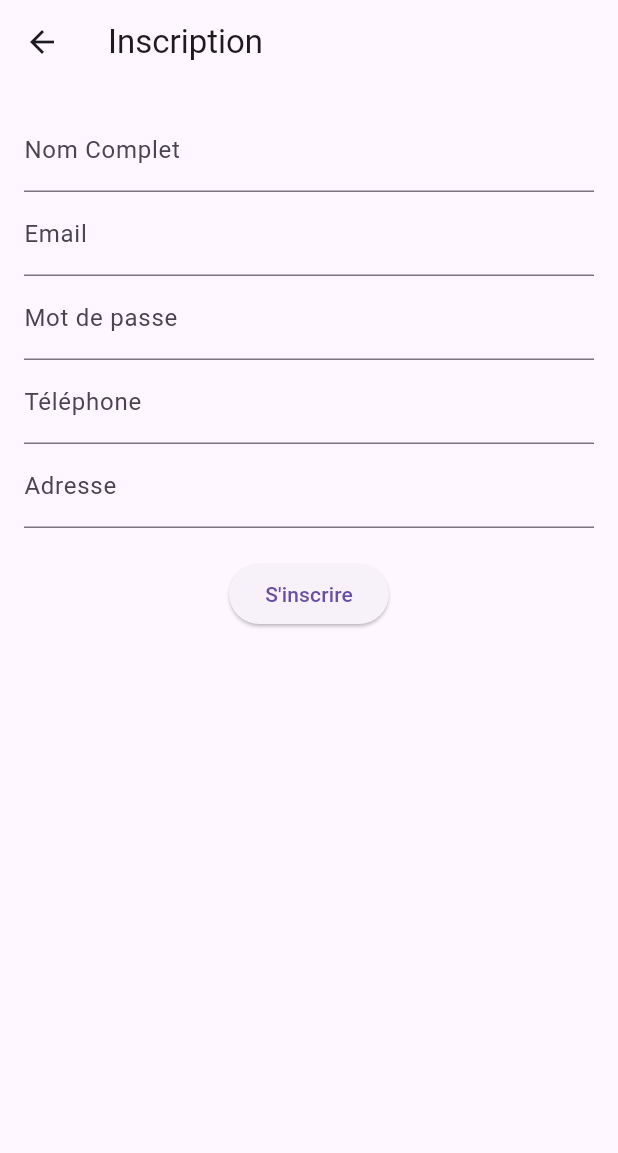
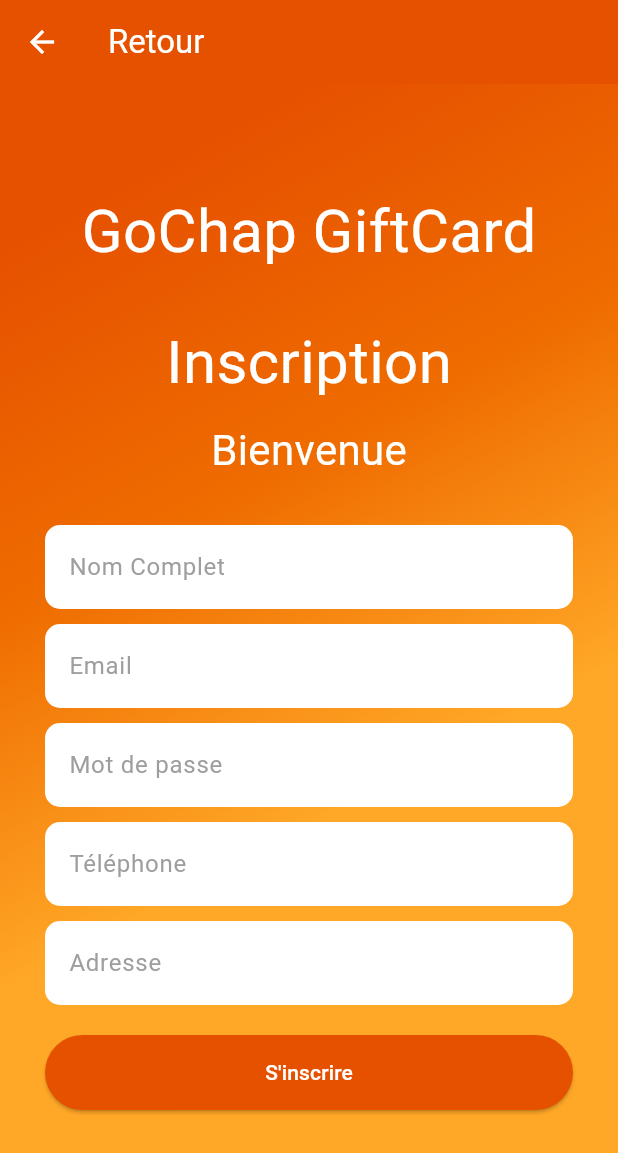
Before and after one commit to Harlequelrah/flutter_giftcard, a Flutter app: the RegistrationPage screen opened directly, on a phone screen of 412 x 824 dp. Shown: the top 1153 px of the screen. Run offline on Flutter 3.47's test engine with Material 3 defaults, Android fonts, the phone set to English and light mode, and no system bars; our stand-ins replace animate_do, shared_preferences; accounts and stored records are empty.

Commit message:
mise à jour de la registrationPage

```diff
--- a/lib/home.dart
+++ b/lib/home.dart
@@ -38,7 +38,7 @@
   Widget build(BuildContext context) {
     return Scaffold(
       appBar: AppBar(
-        title: const Text('Todo List'),
+        title: const Text('GiftCard'),
         centerTitle: true,
         actions: [
           IconButton(
--- a/lib/main.dart
+++ b/lib/main.dart
@@ -81,7 +81,7 @@
                     FadeInUp(
                         duration: const Duration(milliseconds: 1300),
                         child: const Text(
-                          "Ravi de Vous Revoir ",
+                          "Ravi de Vous Revoir",
                           style: TextStyle(color: Colors.white, fontSize: 18),
                         )),
                   ],
--- a/lib/registration_page.dart
+++ b/lib/registration_page.dart
@@ -14,48 +14,124 @@
 
     return Scaffold(
       appBar: AppBar(
-        title: const Text('Inscription'),
+        backgroundColor: Colors.orange[900],
+        title: const Text('Retour', style: TextStyle(color: Colors.white)),
+        leading: IconButton(
+          icon: const Icon(Icons.arrow_back, color: Colors.white),
+          onPressed: () {
+            Navigator.pop(context);
+          },
         ),
-      body: Padding(
-        padding: const EdgeInsets.all(16.0),
+      ),
+      body: Container(
+        width: double.infinity,
+        decoration: BoxDecoration(
+            gradient: LinearGradient(begin: Alignment.topCenter, colors: [
+              Colors.orange.shade900,
+              Colors.orange.shade800,
+              Colors.orange.shade400
+            ])),
+        child: Padding(
+          padding: const EdgeInsets.all(30.0),
           child: Column(
             crossAxisAlignment: CrossAxisAlignment.center,
             children: [
+              const SizedBox(height: 40),
+              const Text(
+                "GoChap GiftCard",
+                style: TextStyle(color: Colors.white, fontSize: 40),
+              ),
+              const SizedBox(height: 30),
+              const Text(
+                "Inscription",
+                style: TextStyle(color: Colors.white, fontSize: 40),
+              ),
+              const SizedBox(height: 10),
+              const Text(
+                "Bienvenue",
+                style: TextStyle(color: Colors.white, fontSize: 28),
+              ),
+              const SizedBox(height: 30),
+              Expanded(
+                child: SingleChildScrollView(
+                  child: Column(
+                    children: [
                       TextField(
                         controller: nomCompletController,
-              decoration: const InputDecoration(
+                        decoration: InputDecoration(
+                          filled: true,
+                          fillColor: Colors.white,
                           labelText: 'Nom Complet',
+                          labelStyle: TextStyle(color: Colors.grey),
+                          border: OutlineInputBorder(
+                            borderRadius: BorderRadius.circular(10),
+                            borderSide: BorderSide.none,
                           ),
                         ),
+                      ),
+                      const SizedBox(height: 10),
                       TextField(
                         controller: emailController,
-              decoration: const InputDecoration(
+                        decoration: InputDecoration(
+                          filled: true,
+                          fillColor: Colors.white,
                           labelText: 'Email',
+                          labelStyle: TextStyle(color: Colors.grey),
+                          border: OutlineInputBorder(
+                            borderRadius: BorderRadius.circular(10),
+                            borderSide: BorderSide.none,
                           ),
                         ),
+                      ),
+                      const SizedBox(height: 10),
                       TextField(
                         controller: passwordController,
                         obscureText: true,
-              decoration: const InputDecoration(
+                        decoration: InputDecoration(
+                          filled: true,
+                          fillColor: Colors.white,
                           labelText: 'Mot de passe',
+                          labelStyle: TextStyle(color: Colors.grey),
+                          border: OutlineInputBorder(
+                            borderRadius: BorderRadius.circular(10),
+                            borderSide: BorderSide.none,
                           ),
                         ),
+                      ),
+                      const SizedBox(height: 10),
                       TextField(
                         controller: telephoneController,
-              decoration: const InputDecoration(
+                        decoration: InputDecoration(
+                          filled: true,
+                          fillColor: Colors.white,
                           labelText: 'Téléphone',
+                          labelStyle: TextStyle(color: Colors.grey),
+                          border: OutlineInputBorder(
+                            borderRadius: BorderRadius.circular(10),
+                            borderSide: BorderSide.none,
                           ),
                         ),
+                      ),
+                      const SizedBox(height: 10),
                       TextField(
                         controller: adresseController,
-              decoration: const InputDecoration(
+                        decoration: InputDecoration(
+                          filled: true,
+                          fillColor: Colors.white,
                           labelText: 'Adresse',
+                          labelStyle: TextStyle(color: Colors.grey),
+                          border: OutlineInputBorder(
+                            borderRadius: BorderRadius.circular(10),
+                            borderSide: BorderSide.none,
+                          ),
                         ),
                       ),
                       const SizedBox(height: 20),
-            ElevatedButton(
-              onPressed: () {
-                register(
+                      SizedBox(
+                        width: double.infinity,
+                        child: ElevatedButton(
+                          onPressed: () async {
+                            await register(
                               emailController.text,
                               passwordController.text,
                               nomCompletController.text,
@@ -64,9 +140,25 @@
                               context,
                             );
                           },
-              child: const Text('S\'inscrire'),
+                          style: ElevatedButton.styleFrom(
+                            backgroundColor: Colors.orange[900], // Couleur du bouton
+                            shape: RoundedRectangleBorder(
+                              borderRadius: BorderRadius.circular(50),
+                            ),
+                            padding: const EdgeInsets.symmetric(vertical: 15),
+                          ),
+                          child: const Text(
+                            'S\'inscrire',
+                            style: TextStyle(color: Colors.white),
+                          ),
+                        ),
                       ),
                     ],
+                  ),
+                ),
+              ),
+            ],
+          ),
         ),
       ),
     );
```
Lines whose indentation alone changed are shown as unchanged.
